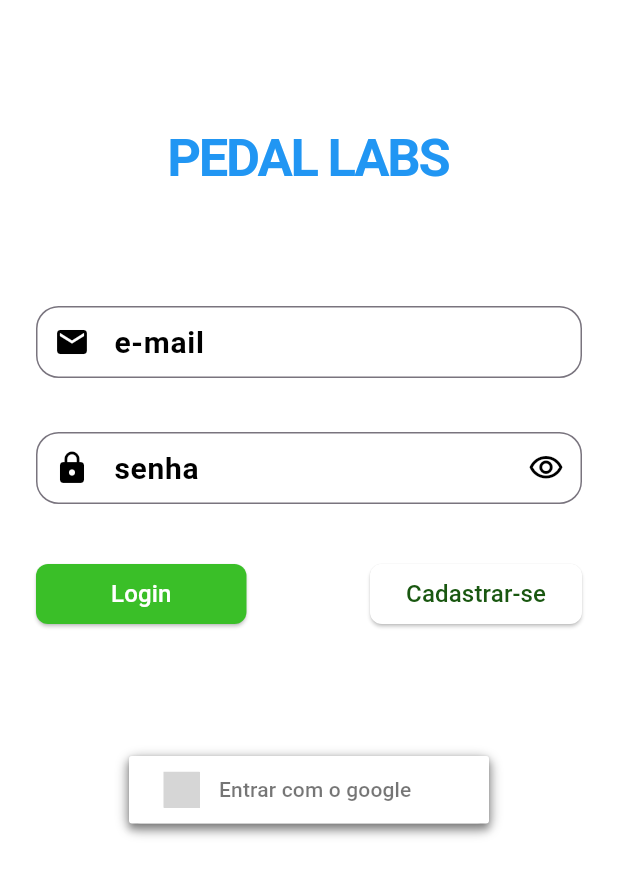
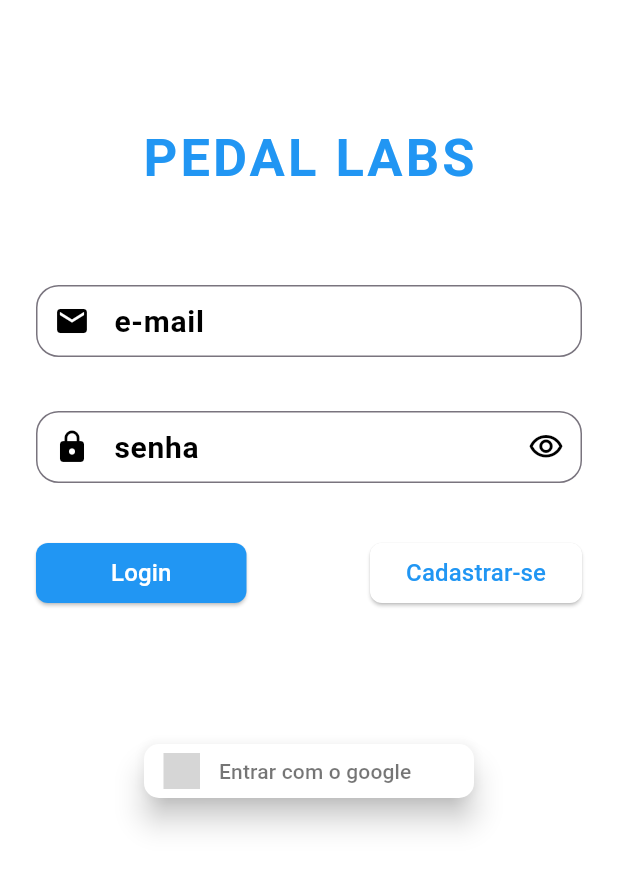
Before and after one commit to joaopaulocunhafaria/Flutter-Pedal-Labs-App, a Flutter app: the screen it shows after launch, on a phone screen of 412 x 824 dp. Shown: the top 876 px of the screen. Run offline on Flutter 3.47's test engine with Material 3 defaults, Android fonts, the light colour scheme and no system bars; drawn by our look-alikes of sign_in_button; our stand-ins replace cloud_firestore, firebase_auth, firebase_core, flutter_masked_text2, font_awesome_flutter, geolocator and 1 more; accounts and stored records are empty; Roboto replaces fonts that are missing (Acme); grey boxes are pictures that could not be loaded.

Commit message:
feat: Personalizando fontes da pagina de login.

```diff
--- a/lib/pages/login/login_page.dart
+++ b/lib/pages/login/login_page.dart
@@ -1,10 +1,9 @@
 import 'dart:async';
-
-import 'package:bike/main_screen.dart';
 import 'package:bike/pages/home/home_page.dart';
 import 'package:bike/pages/login/register_user_page.dart';
 import 'package:bike/services/auth_service.dart';
 import 'package:flutter/material.dart';
+import 'package:google_fonts/google_fonts.dart';
 import 'package:provider/provider.dart';
 import 'package:sign_in_button/sign_in_button.dart';
 
@@ -107,20 +106,20 @@ class _LoginPageState extends State<LoginPage> {
             child: Column(
               mainAxisAlignment: MainAxisAlignment.center,
               children: [
-                const Text("PEDAL LABS",
-                    style: TextStyle(
+                  Text("PEDAL LABS",
+                    style:GoogleFonts.acme(
                       color: Colors.blue,
                       fontSize: 35,
                       fontWeight: FontWeight.bold,
-                      letterSpacing: -1.5,
+                      letterSpacing: 2,
                     )),
                 AnimatedOpacity(
                   opacity: _opacity,
                   duration: const Duration(seconds: 1),
-                  child: const Text("Bem Vindo",
-                      style: TextStyle(
+                  child:   Text("Bem Vindo",
+                      style: GoogleFonts.acme(
                         color: Colors.blue,
-                        fontSize: 35,
+                        fontSize: 25,
                         fontWeight: FontWeight.bold,
                         letterSpacing: -1.5,
                       )),
@@ -226,7 +225,7 @@ class _LoginPageState extends State<LoginPage> {
                         //botao de login
                         style: ElevatedButton.styleFrom(
                             backgroundColor:
-                                const Color.fromARGB(255, 58, 191, 40),
+                                Colors.blue,
                             shape: const RoundedRectangleBorder(
                                 borderRadius:
                                     BorderRadius.all(Radius.circular(8)))),
@@ -283,7 +282,7 @@ class _LoginPageState extends State<LoginPage> {
                                 "Cadastrar-se",
                                 style: TextStyle(
                                     fontSize: 16,
-                                    color: Color.fromARGB(255, 25, 87, 16)),
+                                    color: Colors.blue),
                               ),
                             ),
                           ],
@@ -297,38 +296,10 @@ class _LoginPageState extends State<LoginPage> {
                   color: Colors.white,
                   height: 60,
                 ),
-                InkWell(
-                  onTap: () {
-                    loginComGoogle();
-                    if (auth.usuario != null) {
-                      Navigator.of(context).pushReplacement(
-                        MaterialPageRoute(
-                          builder: (context) => MainScreen(),
-                        ),
-                      );
-                    }
-                  },
-                  child: Container(
-                    decoration: BoxDecoration(
-                      boxShadow: [
-                        BoxShadow(
-                          color: Colors.grey
-                              .withOpacity(0.9), // Cor da sombra com opacidade
-                          spreadRadius: 2, // Raio de propagação
-                          blurRadius: 5, // Raio de desfoque
-                          offset: Offset(
-                              0, 3), // Deslocamento horizontal e vertical
-                        ),
-                      ],
-                      borderRadius: BorderRadius.circular(8),
-                      color: Colors.white,
-                    ),
-                    height: 45,
-                    width: 240,
-                    child: SignInButton(Buttons.google,
-                        onPressed: loginComGoogle, text: "Entrar com o google"),
-                  ),
-                )
+                SignInButton(Buttons.google,
+                    onPressed: loginComGoogle, text: "Entrar com o google", elevation: 8,shape: RoundedRectangleBorder( // Adicionando bordas arredondadas
+            borderRadius: BorderRadius.circular(10),
+          ),),
               ],
             ),
           ),
--- a/pubspec.yaml
+++ b/pubspec.yaml
@@ -44,7 +44,7 @@ dependencies:
   font_awesome_flutter: ^10.7.0
   flutter_masked_text2: ^0.9.1
   cloud_firestore: ^4.15.8
-  google_fonts: ^6.2.0
+  google_fonts: 6.1.0
 
 dev_dependencies:
   flutter_test:
```
